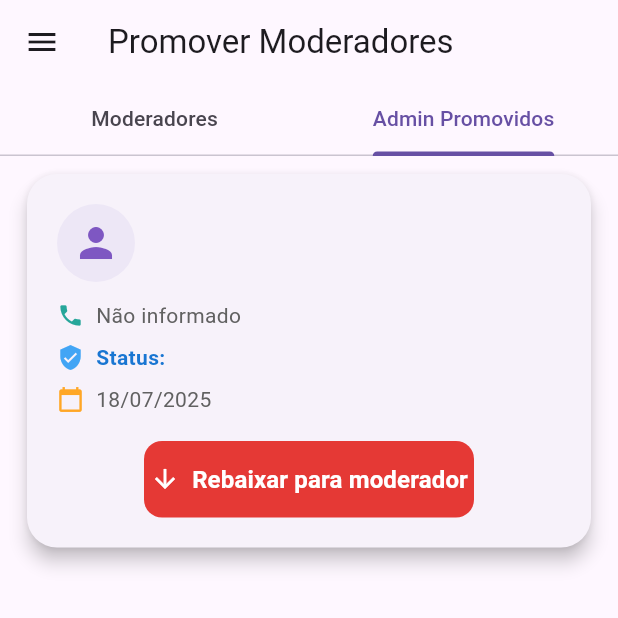
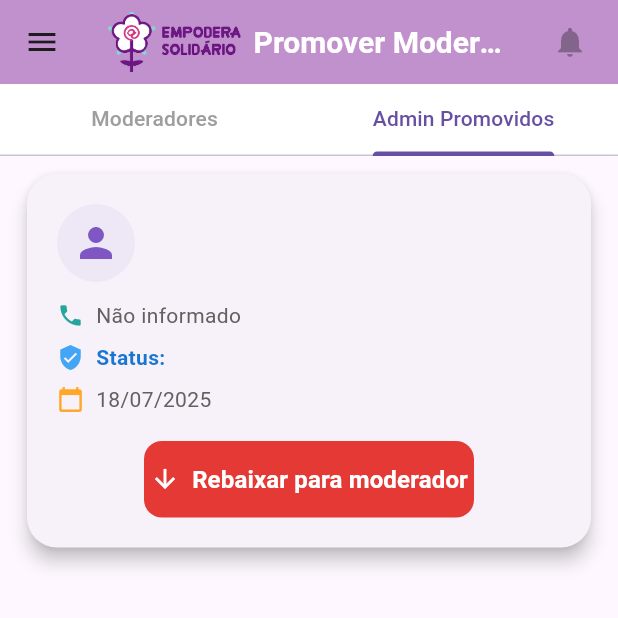
Before and after one commit to ryanmiura/empodera-admin, a Flutter app: the PromoteModeratorsScreen screen opened directly, tab 2 chosen, on a phone screen of 412 x 824 dp, the top half of it. Run offline on Flutter 3.47's test engine with Material 3 defaults, Android fonts, the phone set to English and light mode, and no system bars; our stand-ins replace cloud_firestore, firebase_auth, firebase_core, flutter_dotenv, shared_preferences; accounts and stored records are empty.

Commit message:
feat: replace AppBar and Drawer with CustomAppBar and CustomDrawer in PromoteModeratorsScreen

```diff
--- a/lib/features/gestao/screens/promote_moderators_screen.dart
+++ b/lib/features/gestao/screens/promote_moderators_screen.dart
@@ -1,5 +1,7 @@
 import 'package:firebase_core/firebase_core.dart';
 import 'package:flutter/material.dart';
+import '../../../shared/widgets/custom_app_bar.dart';
+import '../../../shared/widgets/custom_drawer.dart';
 import 'package:firebase_auth/firebase_auth.dart';
 import '../controllers/admin_promotion_controller.dart';
 import '../models/admin_user_model.dart';
@@ -186,20 +188,37 @@ class _PromoteModeratorsScreenState extends State<PromoteModeratorsScreen> with
   @override
   Widget build(BuildContext context) {
     return Scaffold(
-      appBar: AppBar(
-        title: const Text('Promover Moderadores'),
-        bottom: TabBar(
+      appBar: CustomAppBar(
+        title: 'Promover Moderadores',
+        currentIndex: 8,
+      ),
+      drawer: CustomDrawer(
+        onNavigate: (index) {
+          if (index != 8) {
+            Navigator.of(context).pop();
+            Navigator.of(context).pushNamed(_getRouteForIndex(index));
+          }
+        },
+      ),
+      body: _loading
+          ? const Center(child: CircularProgressIndicator())
+          : Column(
+              children: [
+                Material(
+                  color: Colors.white,
+                  child: TabBar(
                     controller: _tabController,
+                    labelColor: Theme.of(context).primaryColor,
+                    unselectedLabelColor: Colors.grey,
+                    indicatorColor: Theme.of(context).primaryColor,
                     tabs: const [
                       Tab(text: 'Moderadores'),
                       Tab(text: 'Admin Promovidos'),
                     ],
                   ),
                 ),
-      drawer: const Drawer(), // Substitua por CustomDrawer se necessário
-      body: _loading
-          ? const Center(child: CircularProgressIndicator())
-          : TabBarView(
+                Expanded(
+                  child: TabBarView(
                     controller: _tabController,
                     children: [
                       // Moderadores
@@ -234,6 +253,34 @@ class _PromoteModeratorsScreenState extends State<PromoteModeratorsScreen> with
                       ),
                     ],
                   ),
+                ),
+              ],
+            ),
     );
   }
+
+  String _getRouteForIndex(int index) {
+    switch (index) {
+      case 0:
+        return '/dashboard';
+      case 1:
+        return '/forum';
+      case 2:
+        return '/doacoes';
+      case 3:
+        return '/comentarios';
+      case 4:
+        return '/denuncias';
+      case 5:
+        return '/usuarios';
+      case 6:
+        return '/settings';
+      case 7:
+        return '/moderators_management';
+      case 8:
+        return '/promote_moderators';
+      default:
+        return '/dashboard';
     }
+  }
+}
```
Lines whose indentation alone changed are shown as unchanged.
